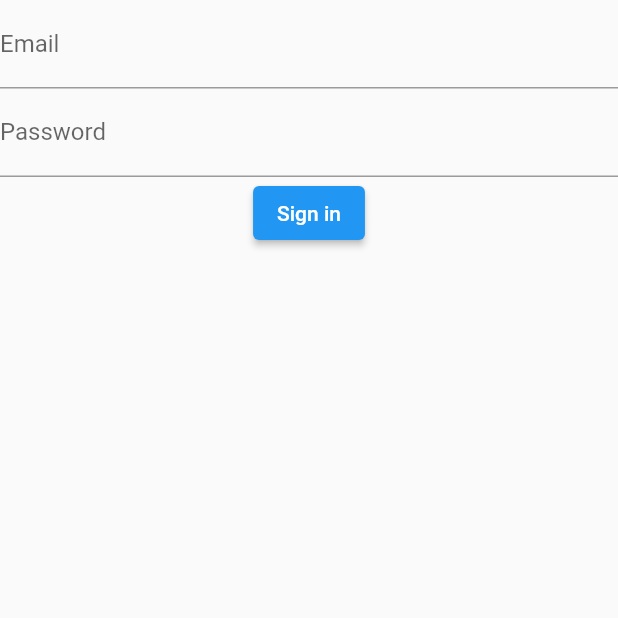
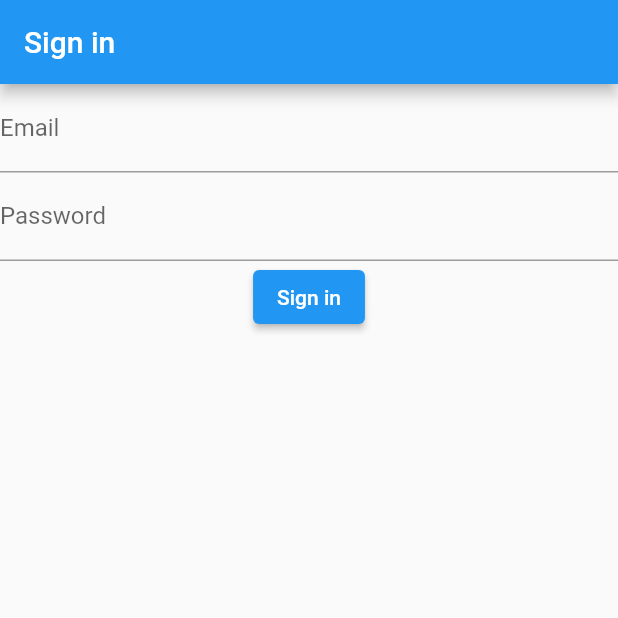
Before and after one commit to HaizeaAnalytics/climate_stats, a Flutter app: the screen it shows after launch, on a phone screen of 412 x 824 dp, the top half of it. Run offline on Flutter 3.47's test engine with Material 2 defaults, Android fonts, the phone set to English and light mode, and no system bars; our stand-ins replace firebase_auth, firebase_core; accounts and stored records are empty; generated files the repository leaves out were written again.

Commit message:
Introduce reusable appBar and change password textField to obscured

```diff
--- /dev/null
+++ b/lib/app_bar.dart
@@ -0,0 +1,5 @@
+import 'package:flutter/material.dart';
+
+PreferredSizeWidget appBar(String titleText) {
+  return AppBar(title: Text(titleText));
+}
--- a/lib/home_page.dart
+++ b/lib/home_page.dart
@@ -1,4 +1,6 @@
 import 'package:climate_stats/authentication_service.dart';
+import 'package:climate_stats/app_bar.dart';
+
 import 'package:flutter/material.dart';
 import 'package:provider/provider.dart';
 
@@ -8,6 +10,7 @@ class HomePage extends StatelessWidget {
   @override
   Widget build(BuildContext context) {
     return Scaffold(
+      appBar: appBar('Home'),
       body: Center(
         child: Column(
           children: [
--- a/lib/main.dart
+++ b/lib/main.dart
@@ -1,8 +1,9 @@
-import 'package:flutter/material.dart';
-import 'package:firebase_core/firebase_core.dart';
 import 'package:climate_stats/authentication_service.dart';
 import 'package:climate_stats/home_page.dart';
 import 'package:climate_stats/sign_in_page.dart';
+
+import 'package:flutter/material.dart';
+import 'package:firebase_core/firebase_core.dart';
 import 'package:provider/provider.dart';
 import 'firebase_options.dart';
 import 'package:firebase_auth/firebase_auth.dart';
--- a/lib/sign_in_page.dart
+++ b/lib/sign_in_page.dart
@@ -1,7 +1,7 @@
-import 'dart:html';
+import 'package:climate_stats/app_bar.dart';
+import 'package:climate_stats/authentication_service.dart';
 
 import 'package:flutter/material.dart';
-import 'package:climate_stats/authentication_service.dart';
 import 'package:provider/provider.dart';
 
 class SignInPage extends StatelessWidget {
@@ -11,6 +11,7 @@ class SignInPage extends StatelessWidget {
   @override
   Widget build(BuildContext context) {
     return Scaffold(
+        appBar: appBar('Sign in'),
         body: Column(
           children: [
             TextField(
@@ -20,6 +21,7 @@ class SignInPage extends StatelessWidget {
               ),
             ),
             TextField(
+              obscureText: true,
               controller: passwordController,
               decoration: const InputDecoration(
                 labelText: "Password",
```
Lines whose indentation alone changed are shown as unchanged.
